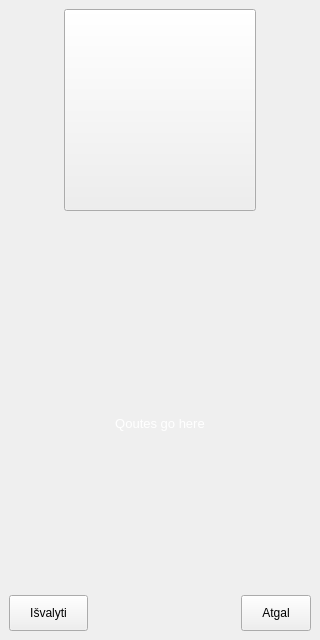
The window that nokia/AlausRadaras/beercounter.ui (vincnetas/alaus-radaras) describes before a commit, drawn with Qt 5.
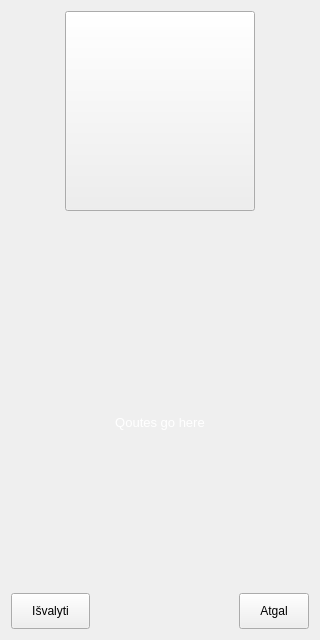
The same window after the commit. Icons and pictures are not drawn.

```diff
--- a/nokia/AlausRadaras/beercounter.ui
+++ b/nokia/AlausRadaras/beercounter.ui
@@ -1,7 +1,7 @@
 <?xml version="1.0" encoding="UTF-8"?>
 <ui version="4.0">
  <class>BeerCounter</class>
- <widget class="QMainWindow" name="BeerCounter">
+ <widget class="QWidget" name="BeerCounter">
   <property name="geometry">
    <rect>
     <x>0</x>
@@ -17,7 +17,8 @@
    <iconset resource="Images.qrc">
     <normaloff>:/images/alus.png</normaloff>:/images/alus.png</iconset>
   </property>
-  <widget class="QWidget" name="centralwidget">
+  <layout class="QVBoxLayout" name="verticalLayout_2">
+   <item>
    <layout class="QVBoxLayout" name="verticalLayout" stretch="4,0,0,5,0,1">
     <item>
      <layout class="QHBoxLayout" name="horizontalLayout_3" stretch="2,7,2">
@@ -218,7 +219,8 @@
      </layout>
     </item>
    </layout>
-  </widget>
+   </item>
+  </layout>
  </widget>
  <resources>
   <include location="Images.qrc"/>
```
Lines whose indentation alone changed are shown as unchanged.
